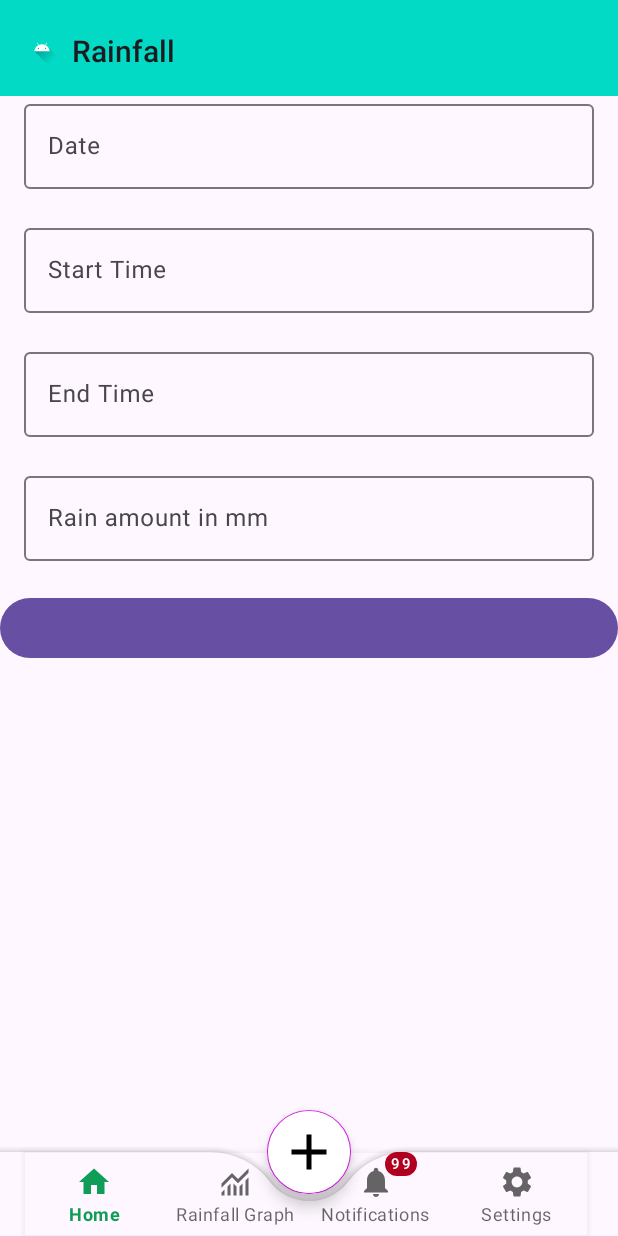
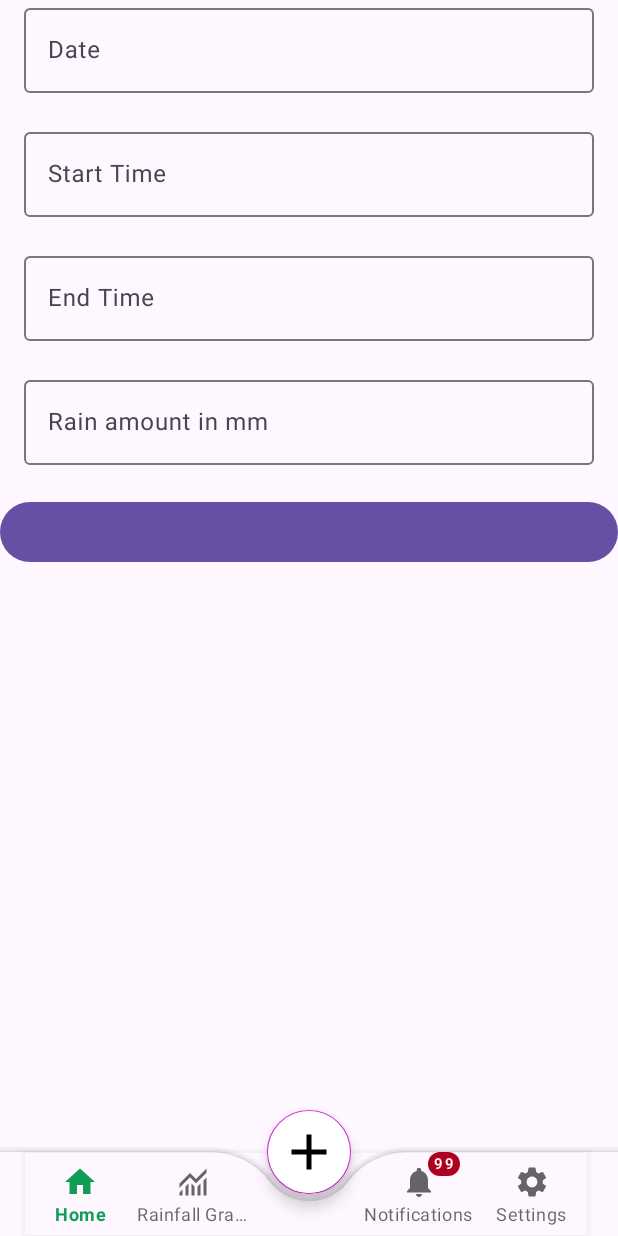
Before and after one commit to corne-ac/Rainfall, an Android app: the screen it shows after launch (MainActivity), after a tap on "Add rainfall data", on a phone screen of 412 x 824 dp. Run offline under Robolectric (Android 15) with nearby library versions, the phone set to English and light mode, and no system bars; our stand-ins replace Dagger/Hilt's generated code, navigation-ui; libraries missing offline, so code that uses them is left out: com.anychart, com.anychart.chart, com.anychart.enums; 28 statements that could not run were skipped.

Commit message:
Work on the Navbar

```diff
--- a/app/src/main/java/com/corne/rainfall/MainActivity.kt
+++ b/app/src/main/java/com/corne/rainfall/MainActivity.kt
@@ -4,10 +4,9 @@ import android.os.Bundle
 import androidx.appcompat.app.AppCompatActivity
 import androidx.appcompat.app.AppCompatDelegate
 import androidx.lifecycle.asLiveData
-import androidx.navigation.Navigation
+import androidx.navigation.NavOptions
 import androidx.navigation.fragment.NavHostFragment
 import androidx.navigation.ui.AppBarConfiguration
-import androidx.navigation.ui.setupActionBarWithNavController
 import androidx.navigation.ui.setupWithNavController
 import com.corne.rainfall.data.IRainfallPreferenceManager
 import com.corne.rainfall.databinding.ActivityMainBinding
@@ -24,46 +23,40 @@ class MainActivity : AppCompatActivity() {
 
     override fun onCreate(savedInstanceState: Bundle?) {
         super.onCreate(savedInstanceState)
-
         val binding = ActivityMainBinding.inflate(layoutInflater)
         setContentView(binding.root)
-        setSupportActionBar(binding.topAppBar)
-        val navHostFragment =
-            supportFragmentManager.findFragmentById(R.id.nav_host_fragment_activity_main) as NavHostFragment
+
+        val navHostFragment = binding.navHostFragmentActivityMain.getFragment<NavHostFragment>()
+//        val navHostFragment =
+//            supportFragmentManager.findFragmentById(R.id.nav_host_fragment_activity_main) as NavHostFragment
         val navController = navHostFragment.navController
 
-        navController.addOnDestinationChangedListener { _, destination, _ ->
-            println(destination.id)
+        with(navController) {
+            appBarConfiguration = AppBarConfiguration(graph)
+            binding.bottomNavigationView.setupWithNavController(this)
+            val badge = binding.bottomNavigationView.getOrCreateBadge(R.id.navigation_notifications)
+            badge.isVisible = true
+            badge.number = 99
         }
 
         binding.fab.setOnClickListener {
 //            navController.popBackStack()
 //            navController.navigate(R.id.navigation_add)
-            Navigation.findNavController(this, R.id.nav_host_fragment_activity_main).navigate(R.id.navigation_add);
+            /*   Navigation.findNavController(this, R.id.nav_host_fragment_activity_main)
+                   .navigate(R.id.navigation_add);*/
+//            val action = NavGraphDirections.actionGlobalNavigationAdd()
+//            navController.navigate(action)
+
+            navController.popBackStack()
+            val navOptions = NavOptions.Builder().setLaunchSingleTop(true).build()
+            navController.navigate(R.id.navigation_add, null, navOptions)
 
         }
 
 
-        with(navController) {
-//            appBarConfiguration = AppBarConfiguration(graph)
-            appBarConfiguration = AppBarConfiguration(
-                setOf(
-                    R.id.navigation_home,
-                    R.id.navigation_settings,
-                    R.id.navigation_notifications,
-                    R.id.navigation_graph,
-                    R.id.navigation_add
-
-                )
-            )
-            setupActionBarWithNavController(this, appBarConfiguration)
-            binding.bottomNavigationView.setupWithNavController(this)
-
-            val badge = binding.bottomNavigationView.getOrCreateBadge(R.id.navigation_notifications)
-            badge.isVisible = true
-            badge.number = 99
+        navController.addOnDestinationChangedListener { _, destination, _ ->
+            println(destination.id)
         }
-
         observeDarkModePreference()
         observeOfflineModePreference()
     }
--- a/app/src/main/java/com/corne/rainfall/ui/components/LoadingDialog.kt
+++ b/app/src/main/java/com/corne/rainfall/ui/components/LoadingDialog.kt
@@ -19,7 +19,7 @@ class LoadingDialog : DialogFragment() {
      * A read-only property that provides access to the non-null ViewBinding instance.
      * This property must only be accessed after the fragment has been initialized and before it is destroyed.
      */
-    protected val binding get() = _binding!!
+    private val binding get() = _binding!!
 
     override fun onCreateView(
         inflater: LayoutInflater,
--- a/app/src/main/res/layout/activity_main.xml
+++ b/app/src/main/res/layout/activity_main.xml
@@ -4,6 +4,7 @@
     android:layout_width="match_parent"
     android:layout_height="match_parent">
 
+<!--
     <com.google.android.material.appbar.AppBarLayout
         android:layout_width="match_parent"
         android:layout_height="wrap_content"
@@ -26,7 +27,6 @@
                 android:layout_height="wrap_content"
                 android:gravity="start"
                 android:orientation="horizontal">
-
                 <TextView
                     style="@style/TextAppearance.AppCompat.Widget.ActionBar.Title"
                     android:layout_width="match_parent"
@@ -38,6 +38,7 @@
         </com.google.android.material.appbar.MaterialToolbar>
 
     </com.google.android.material.appbar.AppBarLayout>
+-->
 
 
     <androidx.fragment.app.FragmentContainerView
@@ -45,7 +46,6 @@
         android:name="androidx.navigation.fragment.NavHostFragment"
         android:layout_width="match_parent"
         android:layout_height="match_parent"
-        android:layout_marginTop="?attr/actionBarSize"
         android:layout_marginBottom="69dp"
         app:defaultNavHost="true"
         app:layout_constraintBottom_toTopOf="parent"
--- a/app/src/main/res/menu/bottom_nav_menu.xml
+++ b/app/src/main/res/menu/bottom_nav_menu.xml
@@ -12,6 +12,8 @@
         android:title="@string/graph"
         app:showAsAction="always" />
     <item
+        android:title=""/>
+    <item
         android:id="@+id/navigation_notifications"
         android:icon="@drawable/notifications_24"
         android:title="@string/notifications"
--- a/app/src/main/res/values-night/themes.xml
+++ b/app/src/main/res/values-night/themes.xml
@@ -3,5 +3,6 @@
     <style name="Base.Theme.Rainfall" parent="Theme.Material3.DayNight.NoActionBar">
         <!-- Customize your dark theme here. -->
         <!-- <item name="colorPrimary">@color/my_dark_primary</item> -->
+
     </style>
 </resources>
--- a/app/src/main/res/values/themes.xml
+++ b/app/src/main/res/values/themes.xml
@@ -16,7 +16,6 @@
         <!-- Status bar color. -->
 
         <item name="colorSurface">@color/transparent</item>
-
     </style>
 
     <style name="Theme.Rainfall" parent="Base.Theme.Rainfall" />
```
Also changed, not shown: app/src/main/java/com/corne/rainfall/data/model/RainValidator.kt (added, +10 -0 lines), app/src/main/java/com/corne/rainfall/ui/rain/CaptureFragment.kt (+6 -6 lines), app/src/main/java/com/corne/rainfall/ui/rain/CaptureViewModel.kt (+16 -2 lines), 2 other files.
